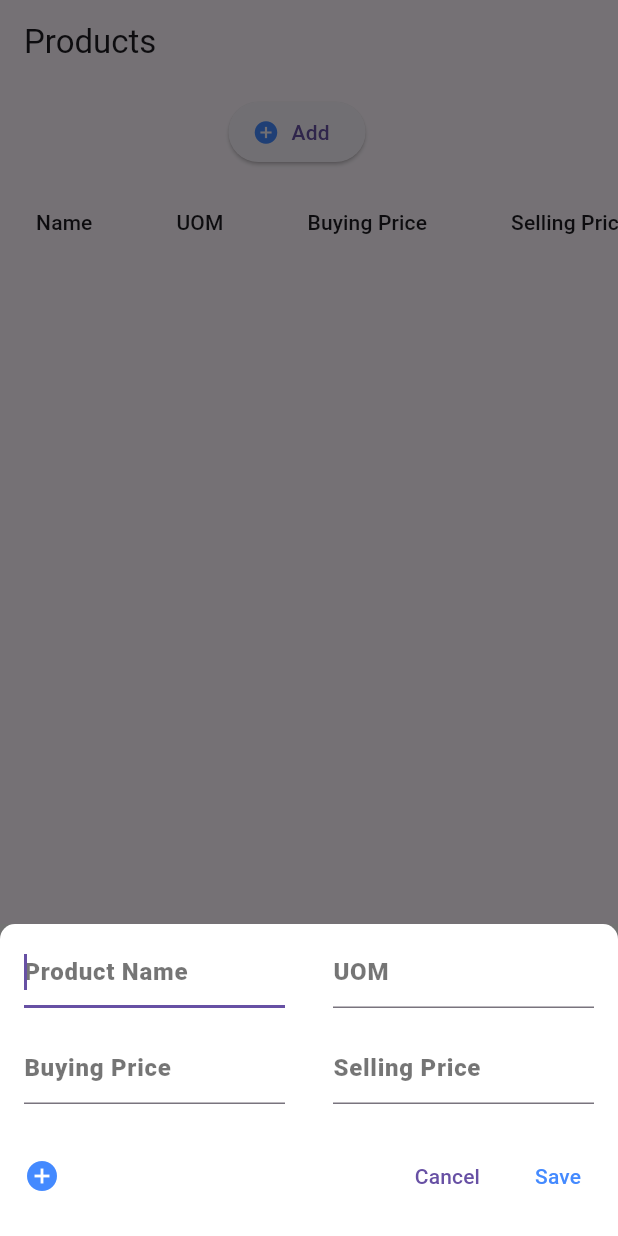
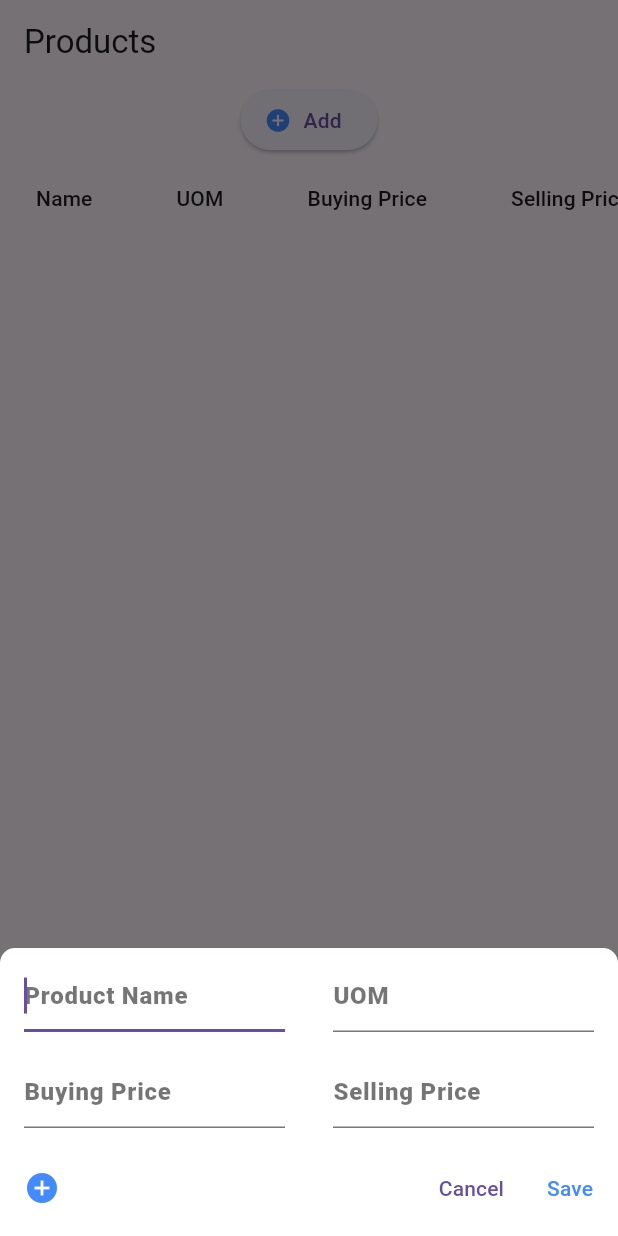
Before and after one commit to Richie1000/Inventory-Admin, a Flutter app: the ProductsPage screen opened directly, after a tap on "Add", on a phone screen of 412 x 824 dp. Run offline on Flutter 3.47's test engine with Material 3 defaults, Android fonts, the phone set to English and light mode, and no system bars; our stand-ins replace bubble_bottom_bar, cloud_firestore, connectivity_plus, firebase_auth, firebase_core, fluttertoast and 3 more; accounts and stored records are empty.

Commit message:
V.1.0.0
App is running as expected

```diff
--- a/lib/models/product.dart
+++ b/lib/models/product.dart
@@ -1,5 +1,3 @@
-import 'package:flutter/foundation.dart';
-
 class Product {
   final String name;
   final String? productid;
--- a/lib/models/stock.dart
+++ b/lib/models/stock.dart
@@ -22,8 +22,8 @@ class Stock {
       "quantity": quantity,
       "dateadded": dateadded.toString(),
       "shop": {
-        "shop": shop!.shop,
-        "shopid": shop!.shopid,
+        "shop": shop.shop,
+        "shopid": shop.shopid,
       },
       "stockid": stockid
     };
--- a/lib/pages/login.dart
+++ b/lib/pages/login.dart
@@ -118,6 +118,7 @@ class _LoginFormState extends State<LoginForm> {
                   if (value!.isEmpty) {
                     return 'Please add email';
                   }
+                  return null;
                 },
               ),
             ),
--- a/lib/pages/products.dart
+++ b/lib/pages/products.dart
@@ -1,6 +1,7 @@
 import 'package:flutter/material.dart';
 import 'package:flutter/services.dart';
 import 'package:fluttertoast/fluttertoast.dart';
+import 'package:ofm_admin/widgets/custom_bottom_modal_sheet.dart';
 import 'package:shimmer/shimmer.dart';
 import '../providers/db.dart';
 import '../widgets/bottom_sheet.dart';
@@ -58,7 +59,7 @@ class _ProductsPageState extends State<ProductsPage> {
         mainAxisAlignment: MainAxisAlignment.center,
         verticalDirection: VerticalDirection.down,
         children: <Widget>[
-          ButtonBar(
+          OverflowBar(
             alignment: MainAxisAlignment.center,
             children: <Widget>[
               ElevatedButton.icon(
@@ -391,7 +392,7 @@ class _ProductsPageState extends State<ProductsPage> {
                         Icons.add_circle,
                         color: Theme.of(context).primaryColor,
                       ),
-                      ButtonBar(
+                      OverflowBar(
                         children: <Widget>[
                           TextButton(
                             child: Text("Cancel"),
@@ -457,10 +458,10 @@ class _ProductsPageState extends State<ProductsPage> {
   }
 
   void _addProduct(BuildContext context) {
-    showModalBottomSheetApp(
+    showModalBottomSheet(
         context: context,
-        builder: (BuildContext bc) {
-          return Container(
+        builder: (context) => CustomModalBottomSheet(
+                child: Container(
               color: Color(0xFF737373),
               child: Container(
                 decoration: new BoxDecoration(
@@ -534,8 +535,8 @@ class _ProductsPageState extends State<ProductsPage> {
                             ),
                             child: TextField(
                               controller: _bPrice,
-                            keyboardType:
-                                TextInputType.numberWithOptions(decimal: true),
+                              keyboardType: TextInputType.numberWithOptions(
+                                  decimal: true),
                               decoration: InputDecoration(
                                 hintText: "Buying Price",
                                 hintStyle: TextStyle(
@@ -555,8 +556,8 @@ class _ProductsPageState extends State<ProductsPage> {
                             ),
                             child: TextField(
                               controller: _sPrice,
-                            keyboardType:
-                                TextInputType.numberWithOptions(decimal: true),
+                              keyboardType: TextInputType.numberWithOptions(
+                                  decimal: true),
                               decoration: InputDecoration(
                                 hintText: "Selling Price",
                                 hintStyle: TextStyle(
@@ -582,7 +583,7 @@ class _ProductsPageState extends State<ProductsPage> {
                             Icons.add_circle,
                             color: Theme.of(context).primaryColor,
                           ),
-                        ButtonBar(
+                          OverflowBar(
                             children: <Widget>[
                               TextButton(
                                 child: Text("Cancel"),
@@ -611,7 +612,8 @@ class _ProductsPageState extends State<ProductsPage> {
                                       Product(
                                         name: _nameController.text,
                                         uom: _uom.text,
-                                      sellingPrice: double.parse(_sPrice.text),
+                                        sellingPrice:
+                                            double.parse(_sPrice.text),
                                         buyingPrice: double.parse(_bPrice.text),
                                       ),
                                     )
@@ -644,7 +646,6 @@ class _ProductsPageState extends State<ProductsPage> {
                   ],
                 ),
               ),
-          );
-        });
+            )));
   }
 }
--- a/lib/pages/register.dart
+++ b/lib/pages/register.dart
@@ -119,6 +119,7 @@ class _RegisterFormState extends State<RegisterForm> {
                   if (value!.isEmpty) {
                     return 'Please add username';
                   }
+                  return null;
                 },
               ),
             ),
@@ -150,6 +151,7 @@ class _RegisterFormState extends State<RegisterForm> {
                   if (value!.isEmpty) {
                     return 'Please add email';
                   }
+                  return null;
                 },
               ),
             ),
@@ -179,6 +181,7 @@ class _RegisterFormState extends State<RegisterForm> {
                   } else if (value.length < 6) {
                     return 'Password should be more than 6 characters';
                   }
+                  return null;
                 },
               ),
             ),
--- a/lib/widgets/bottom_sheet.dart
+++ b/lib/widgets/bottom_sheet.dart
@@ -81,6 +81,7 @@ class _ModalBottomSheetState<T> extends State<_ModalBottomSheet<T>> {
 
 class _ModalBottomSheetRoute<T> extends PopupRoute<T> {
   late final AnimationController _animationController;
+
   _ModalBottomSheetRoute({
     required this.builder,
     required this.theme,
@@ -89,9 +90,9 @@ class _ModalBottomSheetRoute<T> extends PopupRoute<T> {
     required this.resizeToAvoidBottomPadding,
     required this.dismissOnTap,
   }) : super(settings: settings) {
-    //_animationController = AnimationController(vsync: this);
+    final overlay = navigator!.overlay;
+    _animationController = BottomSheet.createAnimationController(overlay!);
   }
-
   final WidgetBuilder builder;
   final ThemeData theme;
   final bool resizeToAvoidBottomPadding;
@@ -121,7 +122,7 @@ class _ModalBottomSheetRoute<T> extends PopupRoute<T> {
 
     // Create the animation controller with the overlay
     _animationController = BottomSheet.createAnimationController(overlay!);
-    return _animationController!;
+    return _animationController;
   }
 
   @override
@@ -134,7 +135,7 @@ class _ModalBottomSheetRoute<T> extends PopupRoute<T> {
       removeTop: true,
       child: new _ModalBottomSheet<T>(route: this),
     );
-    if (theme != null) bottomSheet = new Theme(data: theme, child: bottomSheet);
+    bottomSheet = new Theme(data: theme, child: bottomSheet);
     return bottomSheet;
   }
 }
@@ -168,11 +169,9 @@ class _ModalBottomSheetRoute<T> extends PopupRoute<T> {
 Future<T?> showModalBottomSheetApp<T>({
   required BuildContext context,
   required WidgetBuilder builder,
-  bool dismissOnTap: false,
-  bool resizeToAvoidBottomPadding: true,
+  bool dismissOnTap = false,
+  bool resizeToAvoidBottomPadding = true,
 }) {
-  assert(context != null);
-  assert(builder != null);
   return Navigator.push(
     context,
     new _ModalBottomSheetRoute<T>(
--- /dev/null
+++ b/lib/widgets/custom_bottom_modal_sheet.dart
@@ -0,0 +1,41 @@
+import 'package:flutter/material.dart';
+
+class CustomModalBottomSheet extends StatelessWidget {
+  final Widget child;
+  final bool dismissOnTap;
+  final bool resizeToAvoidBottomPadding;
+
+  const CustomModalBottomSheet({
+    Key? key,
+    required this.child,
+    this.dismissOnTap = false,
+    this.resizeToAvoidBottomPadding = true,
+  }) : super(key: key);
+
+  @override
+  Widget build(BuildContext context) {
+    return GestureDetector(
+      onTap: dismissOnTap ? () => Navigator.pop(context) : null,
+      child: Container(
+        color: Colors.transparent,
+        child: Padding(
+          padding: EdgeInsets.only(
+            bottom: resizeToAvoidBottomPadding
+                ? MediaQuery.of(context).viewInsets.bottom
+                : 0.0,
+          ),
+          child: Container(
+            decoration: BoxDecoration(
+              color: Colors.white,
+              borderRadius: BorderRadius.only(
+                topLeft: Radius.circular(10.0),
+                topRight: Radius.circular(10.0),
+              ),
+            ),
+            child: child,
+          ),
+        ),
+      ),
+    );
+  }
+}
--- a/pubspec.yaml
+++ b/pubspec.yaml
@@ -14,7 +14,7 @@ description: Inventory system
 version: 1.0.0+1
 
 environment:
-  sdk: ">=2.12.0 <3.0.0"
+  sdk: ">=2.12.0 <4.0.0"
 
 dependencies:
   flutter:
@@ -34,6 +34,8 @@ dependencies:
   connectivity_plus: ^6.0.2
   internet_connection_checker: ^1.0.0+1
   fluttertoast: ^8.2.4
+  firebase_core: ^2.29.0
+  # convex_bottom_bar: ^3.2.0
 
 dev_dependencies:
   flutter_test:
```
Also changed, not shown: lib/main.dart (+8 -1 lines), lib/pages/add_shop.dart (added, +132 -0 lines), lib/pages/employees.dart (+6 -8 lines), lib/pages/sales.dart (+5 -7 lines), lib/pages/shops.dart (+9 -8 lines), lib/pages/waste.dart (+5 -7 lines), lib/providers/db.dart (+12 -18 lines), firebase.json (added), lib/firebase_options.dart (added), 3 other files. Lines whose indentation alone changed are shown as unchanged.
